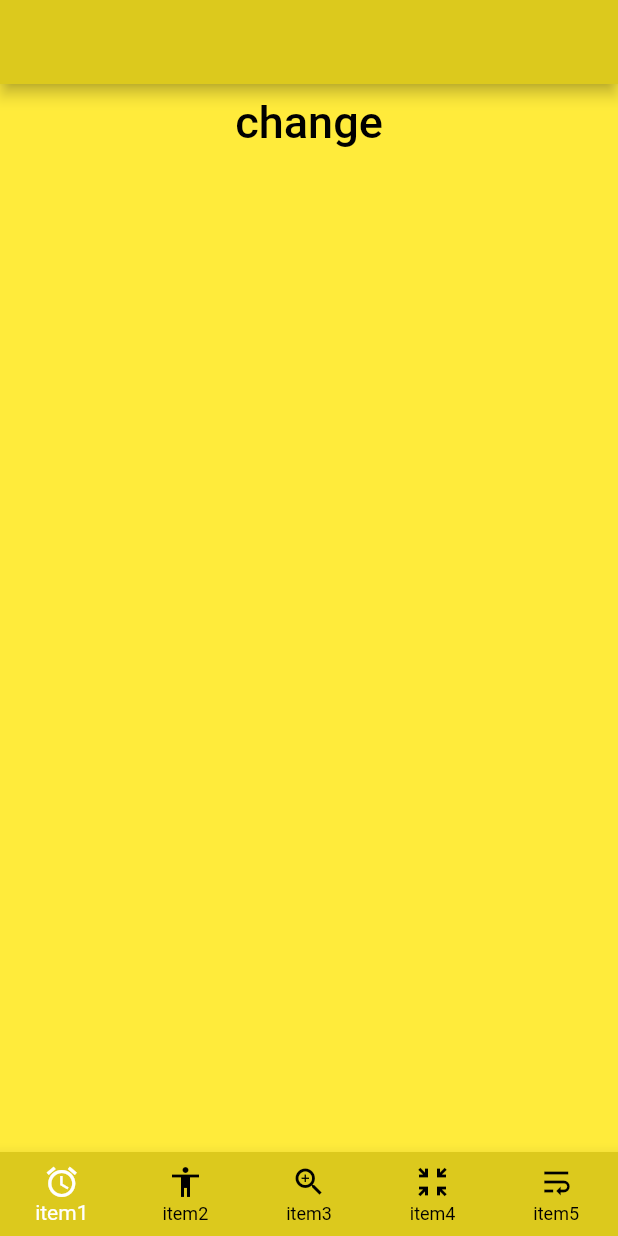
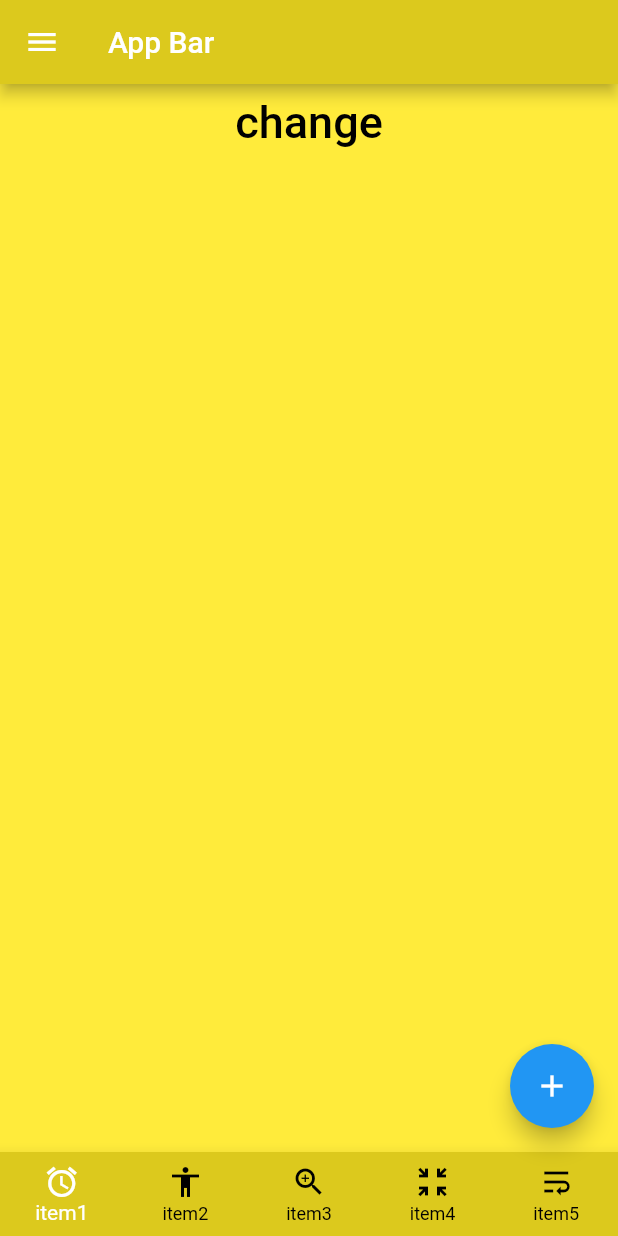
Before and after one commit to byeoru/theme_test, a Flutter app: the screen it shows after launch, on a phone screen of 412 x 824 dp. Run offline on Flutter 3.47's test engine with Material 2 defaults, Android fonts, the phone set to English and light mode, and no system bars; drawn by our look-alikes of flutter_speed_dial.

```diff
--- a/lib/main.dart
+++ b/lib/main.dart
@@ -1,4 +1,5 @@
 import 'package:flutter/material.dart';
+import 'package:flutter_speed_dial/flutter_speed_dial.dart';
 
 void main() {
   runApp(const MyApp());
@@ -14,6 +15,7 @@ class MyApp extends StatefulWidget {
 class _MyAppState extends State<MyApp> {
   bool isSpring = true;
   int _selectedIndex = 0;
+  var isDialOpen = ValueNotifier<bool>(false);
 
   @override
   Widget build(BuildContext context) {
@@ -43,7 +45,30 @@ class _MyAppState extends State<MyApp> {
             ),
       title: 'Flutter Demo',
       home: Scaffold(
-        appBar: AppBar(),
+        drawer: Drawer(
+          backgroundColor: Colors.amber,
+          child: ListView(
+            children: const [
+              DrawerHeader(
+                decoration: BoxDecoration(
+                  color: Colors.green,
+                ),
+                child: Center(
+                  child: Text(
+                    'header',
+                    style: TextStyle(
+                      fontSize: 30,
+                      fontWeight: FontWeight.w500,
+                    ),
+                  ),
+                ),
+              ),
+            ],
+          ),
+        ),
+        appBar: AppBar(
+          title: const Text('App Bar'),
+        ),
         body: Column(
           crossAxisAlignment: CrossAxisAlignment.stretch,
           children: [
@@ -95,6 +120,39 @@ class _MyAppState extends State<MyApp> {
             ),
           ],
         ),
+        floatingActionButton: SpeedDial(
+          icon: Icons.add,
+          activeIcon: Icons.close,
+          spacing: 3,
+          openCloseDial: isDialOpen,
+          onOpen: () => debugPrint('OPENING DIAL'),
+          onClose: () => debugPrint('DIAL CLOSED'),
+          children: [
+            SpeedDialChild(
+              child: const Icon(Icons.accessibility),
+              backgroundColor: Colors.red,
+              foregroundColor: Colors.white,
+              label: 'First',
+              onLongPress: () => debugPrint('FIRST CHILD LONG PRESS'),
+            ),
+            SpeedDialChild(
+              child: const Icon(Icons.brush),
+              backgroundColor: Colors.deepOrange,
+              foregroundColor: Colors.white,
+              label: 'Second',
+            ),
+            SpeedDialChild(
+              child: const Icon(Icons.margin),
+              backgroundColor: Colors.indigo,
+              foregroundColor: Colors.white,
+              label: 'Show Snackbar',
+              visible: true,
+              onTap: () => ScaffoldMessenger.of(context).showSnackBar(
+                  const SnackBar(content: Text(("Third Child Pressed")))),
+              onLongPress: () => debugPrint('THIRD CHILD LONG PRESS'),
+            ),
+          ],
+        ),
       ),
     );
   }
--- a/pubspec.yaml
+++ b/pubspec.yaml
@@ -30,6 +30,7 @@ environment:
 dependencies:
   flutter:
     sdk: flutter
+  flutter_speed_dial: ^7.0.0
 
 
   # The following adds the Cupertino Icons font to your application.
```
Also changed, not shown: pubspec.lock.
